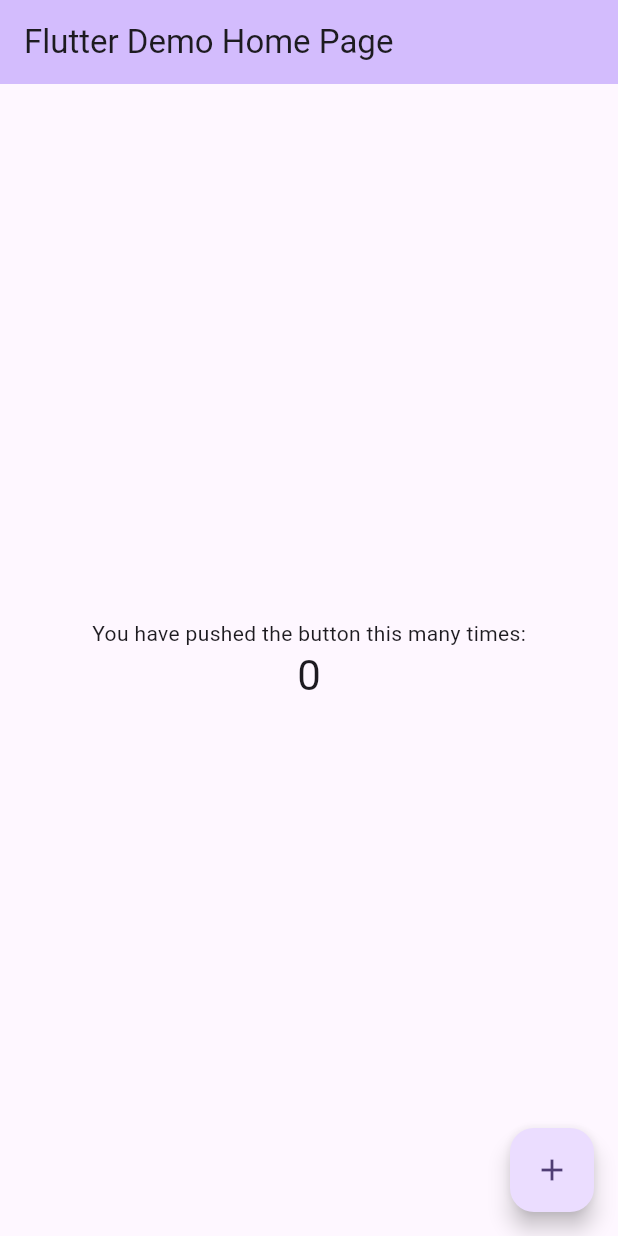
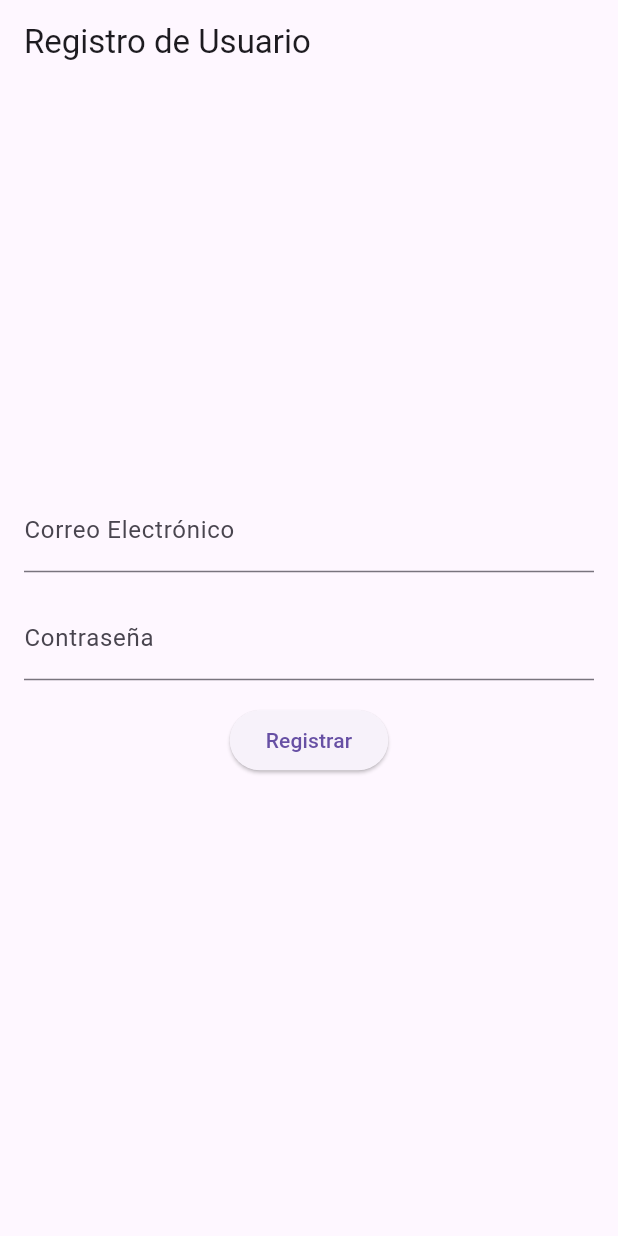
Before and after one commit to Israelcarre2020/handyman, a Flutter app: the screen it shows after launch, on a phone screen of 412 x 824 dp. Run offline on Flutter 3.47's test engine with Material 3 defaults, Android fonts, the phone set to English and light mode, and no system bars; our stand-ins replace firebase_auth, firebase_core; accounts and stored records are empty.

Commit message:
Register page - firebase integration

```diff
--- a/lib/main.dart
+++ b/lib/main.dart
@@ -1,125 +1,21 @@
+import 'package:firebase_core/firebase_core.dart';
 import 'package:flutter/material.dart';
+import 'package:handyman/utils/pages/register_page_demo.dart';
 
-void main() {
+void main() async {
+  WidgetsFlutterBinding.ensureInitialized();
+  await Firebase.initializeApp();
   runApp(const MyApp());
 }
 
 class MyApp extends StatelessWidget {
   const MyApp({super.key});
 
-  // This widget is the root of your application.
   @override
   Widget build(BuildContext context) {
-    return MaterialApp(
-      title: 'Flutter Demo',
-      theme: ThemeData(
-        // This is the theme of your application.
-        //
-        // TRY THIS: Try running your application with "flutter run". You'll see
-        // the application has a purple toolbar. Then, without quitting the app,
-        // try changing the seedColor in the colorScheme below to Colors.green
-        // and then invoke "hot reload" (save your changes or press the "hot
-        // reload" button in a Flutter-supported IDE, or press "r" if you used
-        // the command line to start the app).
-        //
-        // Notice that the counter didn't reset back to zero; the application
-        // state is not lost during the reload. To reset the state, use hot
-        // restart instead.
-        //
-        // This works for code too, not just values: Most code changes can be
-        // tested with just a hot reload.
-        colorScheme: ColorScheme.fromSeed(seedColor: Colors.deepPurple),
-        useMaterial3: true,
-      ),
-      home: const MyHomePage(title: 'Flutter Demo Home Page'),
+    return const MaterialApp(
+      title: 'Material App',
+      home: RegisterScreen(),
     );
   }
 }
-
-class MyHomePage extends StatefulWidget {
-  const MyHomePage({super.key, required this.title});
-
-  // This widget is the home page of your application. It is stateful, meaning
-  // that it has a State object (defined below) that contains fields that affect
-  // how it looks.
-
-  // This class is the configuration for the state. It holds the values (in this
-  // case the title) provided by the parent (in this case the App widget) and
-  // used by the build method of the State. Fields in a Widget subclass are
-  // always marked "final".
-
-  final String title;
-
-  @override
-  State<MyHomePage> createState() => _MyHomePageState();
-}
-
-class _MyHomePageState extends State<MyHomePage> {
-  int _counter = 0;
-
-  void _incrementCounter() {
-    setState(() {
-      // This call to setState tells the Flutter framework that something has
-      // changed in this State, which causes it to rerun the build method below
-      // so that the display can reflect the updated values. If we changed
-      // _counter without calling setState(), then the build method would not be
-      // called again, and so nothing would appear to happen.
-      _counter++;
-    });
-  }
-
-  @override
-  Widget build(BuildContext context) {
-    // This method is rerun every time setState is called, for instance as done
-    // by the _incrementCounter method above.
-    //
-    // The Flutter framework has been optimized to make rerunning build methods
-    // fast, so that you can just rebuild anything that needs updating rather
-    // than having to individually change instances of widgets.
-    return Scaffold(
-      appBar: AppBar(
-        // TRY THIS: Try changing the color here to a specific color (to
-        // Colors.amber, perhaps?) and trigger a hot reload to see the AppBar
-        // change color while the other colors stay the same.
-        backgroundColor: Theme.of(context).colorScheme.inversePrimary,
-        // Here we take the value from the MyHomePage object that was created by
-        // the App.build method, and use it to set our appbar title.
-        title: Text(widget.title),
-      ),
-      body: Center(
-        // Center is a layout widget. It takes a single child and positions it
-        // in the middle of the parent.
-        child: Column(
-          // Column is also a layout widget. It takes a list of children and
-          // arranges them vertically. By default, it sizes itself to fit its
-          // children horizontally, and tries to be as tall as its parent.
-          //
-          // Column has various properties to control how it sizes itself and
-          // how it positions its children. Here we use mainAxisAlignment to
-          // center the children vertically; the main axis here is the vertical
-          // axis because Columns are vertical (the cross axis would be
-          // horizontal).
-          //
-          // TRY THIS: Invoke "debug painting" (choose the "Toggle Debug Paint"
-          // action in the IDE, or press "p" in the console), to see the
-          // wireframe for each widget.
-          mainAxisAlignment: MainAxisAlignment.center,
-          children: <Widget>[
-            const Text(
-              'You have pushed the button this many times:',
-            ),
-            Text(
-              '$_counter',
-              style: Theme.of(context).textTheme.headlineMedium,
-            ),
-          ],
-        ),
-      ),
-      floatingActionButton: FloatingActionButton(
-        onPressed: _incrementCounter,
-        tooltip: 'Increment',
-        child: const Icon(Icons.add),
-      ), // This trailing comma makes auto-formatting nicer for build methods.
-    );
-  }
-}
--- /dev/null
+++ b/lib/utils/pages/register_page_demo.dart
@@ -0,0 +1,78 @@
+import 'dart:developer';
+
+import 'package:flutter/material.dart';
+import 'package:firebase_auth/firebase_auth.dart';
+
+class RegisterScreen extends StatefulWidget {
+  const RegisterScreen({super.key});
+
+  @override
+  _RegisterScreenState createState() => _RegisterScreenState();
+}
+
+class _RegisterScreenState extends State<RegisterScreen> {
+  final _emailController = TextEditingController();
+  final _passwordController = TextEditingController();
+  final _auth = FirebaseAuth.instance;
+  String _message = '';
+
+  Future<void> _register() async {
+    try {
+      UserCredential userCredential =
+          await _auth.createUserWithEmailAndPassword(
+        email: _emailController.text.trim(),
+        password: _passwordController.text.trim(),
+      );
+
+      String? token = await userCredential.user?.getIdToken();
+
+      setState(() {
+        _message = 'Usuario registrado exitosamente. Token: $token';
+        log('Usuario registrado exitosamente. Token: $token');
+      });
+    } on FirebaseAuthException catch (e) {
+      setState(() {
+        _message = 'Error: ${e.message}';
+      });
+    }
+  }
+
+  @override
+  Widget build(BuildContext context) {
+    return Scaffold(
+      appBar: AppBar(
+        title: const Text('Registro de Usuario'),
+      ),
+      body: Padding(
+        padding: const EdgeInsets.all(16.0),
+        child: Column(
+          mainAxisAlignment: MainAxisAlignment.center,
+          children: [
+            TextField(
+              controller: _emailController,
+              keyboardType: TextInputType.emailAddress,
+              decoration:
+                  const InputDecoration(labelText: 'Correo Electrónico'),
+            ),
+            const SizedBox(height: 16),
+            TextField(
+              controller: _passwordController,
+              obscureText: true,
+              decoration: const InputDecoration(labelText: 'Contraseña'),
+            ),
+            const SizedBox(height: 16),
+            ElevatedButton(
+              onPressed: _register,
+              child: const Text('Registrar'),
+            ),
+            const SizedBox(height: 16),
+            Text(
+              _message,
+              style: const TextStyle(color: Colors.red),
+            ),
+          ],
+        ),
+      ),
+    );
+  }
+}
--- a/pubspec.yaml
+++ b/pubspec.yaml
@@ -2,7 +2,7 @@ name: handyman
 description: "A new Flutter project."
 # The following line prevents the package from being accidentally published to
 # pub.dev using `flutter pub publish`. This is preferred for private packages.
-publish_to: 'none' # Remove this line if you wish to publish to pub.dev
+publish_to: "none" # Remove this line if you wish to publish to pub.dev
 
 # The following defines the version and build number for your application.
 # A version number is three numbers separated by dots, like 1.2.43
@@ -31,10 +31,11 @@ dependencies:
   flutter:
     sdk: flutter
 
-
   # The following adds the Cupertino Icons font to your application.
   # Use with the CupertinoIcons class for iOS style icons.
   cupertino_icons: ^1.0.8
+  firebase_core: ^3.4.0
+  firebase_auth: ^5.2.0
 
 dev_dependencies:
   flutter_test:
@@ -52,7 +53,6 @@ dev_dependencies:
 
 # The following section is specific to Flutter packages.
 flutter:
-
   # The following line ensures that the Material Icons font is
   # included with your application, so that you can use the icons in
   # the material Icons class.
```
Also changed, not shown: firebase.json (added), lib/firebase_options.dart (added), pubspec.lock, 22 other files.
